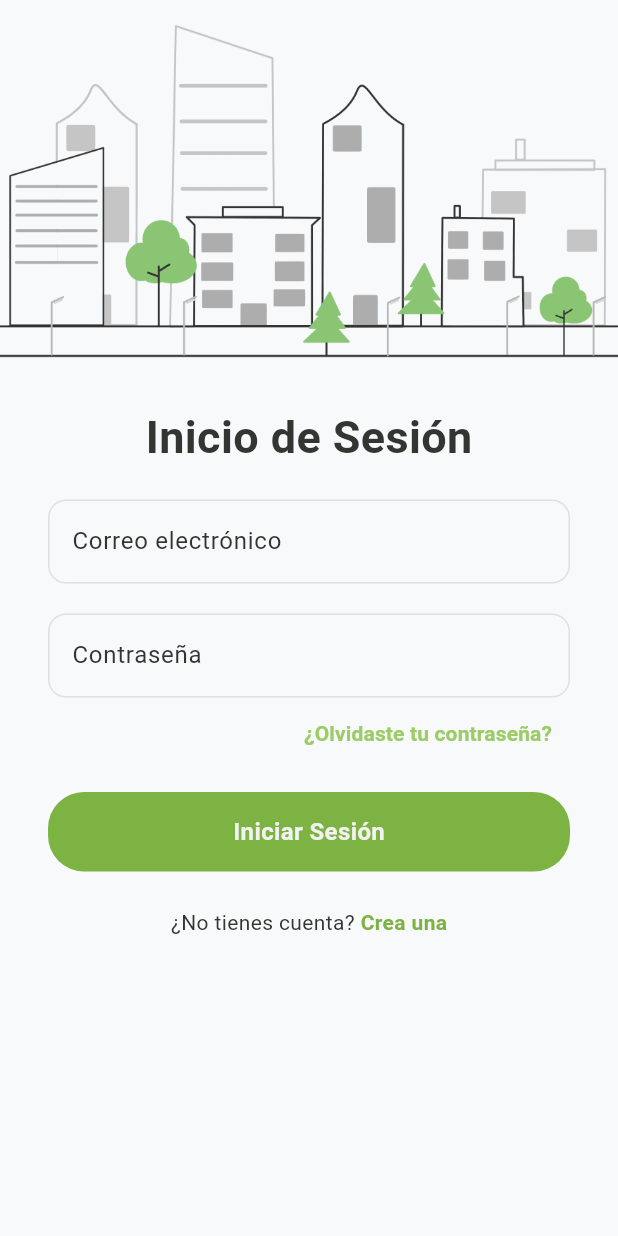
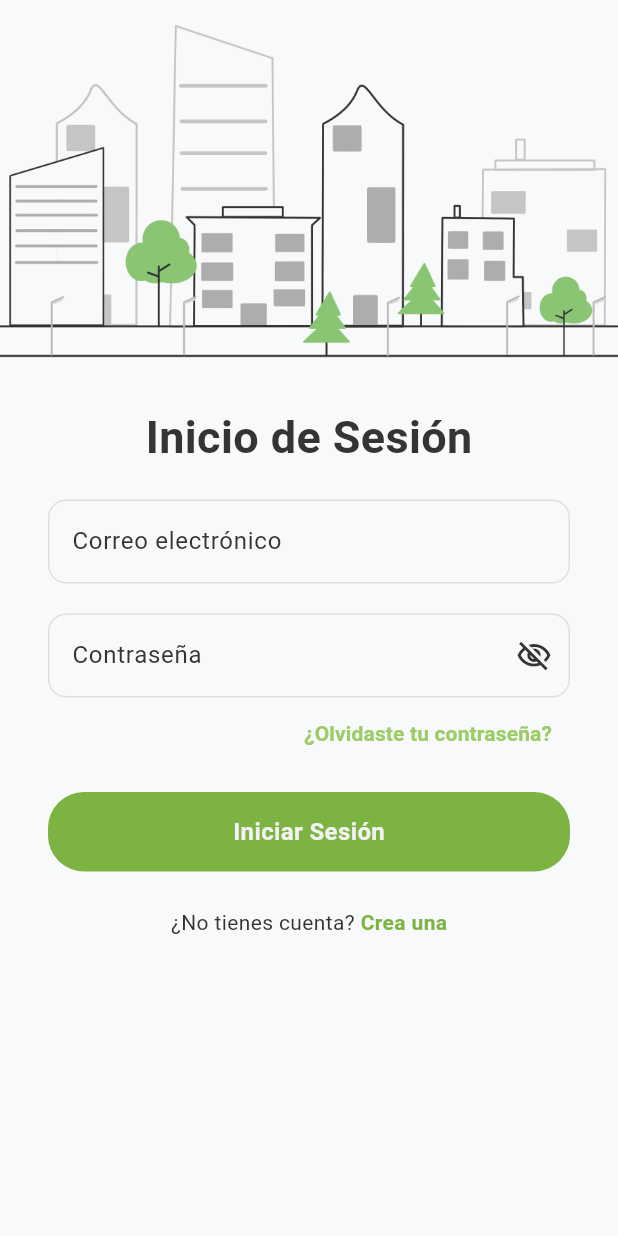
Before and after one commit to EcoDrive-App/Mobile-App, a Flutter app: the screen it shows after launch, on a phone screen of 412 x 824 dp. Run offline on Flutter 3.47's test engine with Material 3 defaults, Android fonts, the phone set to English and light mode, and no system bars; our stand-ins replace flutter_dotenv, flutter_secure_storage, geocoding, geolocator, google_maps_flutter, shared_preferences; missing offline and left inert: flutter_google_maps_webservices, flutter_polyline_points; accounts and stored records are empty.

Commit message:
add api login and signup

```diff
--- a/lib/pages/auth_wrapper.dart
+++ b/lib/pages/auth_wrapper.dart
@@ -11,15 +11,13 @@ class AuthWrapper extends StatelessWidget {
 
   @override
   Widget build(BuildContext context) {
-    var theme = Theme.of(context).colorScheme;
     final userProvider = Provider.of<UserProvider>(context);
 
     if (userProvider.isLoading) {
       return Scaffold(
-        body: Center(child:
-          Theme.of(context).platform == TargetPlatform.iOS
-            ? CupertinoActivityIndicator(radius: 16, animating: true, color: theme.primary,)
-            : CircularProgressIndicator(valueColor: AlwaysStoppedAnimation<Color>(theme.primary),),),
+        body: Center(
+          child:  CircularProgressIndicator.adaptive()
+        )
       );
     }
 
--- a/lib/pages/login_page.dart
+++ b/lib/pages/login_page.dart
@@ -1,5 +1,7 @@
 import 'package:flutter/material.dart';
+import 'package:mobile_app/api/auth.dart';
 import 'package:mobile_app/preferences/user_provider.dart';
+import 'package:mobile_app/types/user.dart';
 import 'package:provider/provider.dart';
 
 class LoginPage extends StatefulWidget {
@@ -12,16 +14,40 @@ class LoginPage extends StatefulWidget {
 class _LoginPageState extends State<LoginPage> {
   final _emailController = TextEditingController();
   final _passController = TextEditingController();
+  bool _hasError = false;
+  bool _obscurePassword = true;
 
   void _login() async {
-    final userProvider = Provider.of<UserProvider>(context, listen: false);
-    await userProvider.loginUser(
-      'Kevin',
-      _emailController.text
+    setState(() {
+      _hasError = false;
+    });
+
+    showDialog(
+      context: context,
+      barrierDismissible: false,
+      builder: (context) => const Center(
+        child: CircularProgressIndicator.adaptive(),
+      )
     );
 
+    final response = await AuthApi.login(_emailController.text, _passController.text);
+
     if (mounted) {
-      Navigator.pushReplacementNamed(context, '/routes');
+      Navigator.pop(context);
+
+      if (response != null) {
+        final user = User.fromMap(response);
+        final userProvider = Provider.of<UserProvider>(context, listen: false);
+        await userProvider.loginUser(user);
+
+        if (mounted) {
+          Navigator.pushReplacementNamed(context, '/routes');
+        }
+      } else {
+        setState(() {
+          _hasError = true;
+        });
+      }
     }
   }
 
@@ -81,6 +107,12 @@ class _LoginPageState extends State<LoginPage> {
                       border: OutlineInputBorder(
                         borderRadius: BorderRadius.circular(12),
                       ),
+                      enabledBorder: OutlineInputBorder(
+                        borderRadius: BorderRadius.circular(12),
+                        borderSide: BorderSide(
+                          color: _hasError ? Colors.red : theme.outline,
+                        ),
+                      ),
                     ),
                     keyboardType: TextInputType.emailAddress,
                     textInputAction: TextInputAction.next,
@@ -95,9 +127,38 @@ class _LoginPageState extends State<LoginPage> {
                       border: OutlineInputBorder(
                         borderRadius: BorderRadius.circular(12),
                       ),
+                      enabledBorder: OutlineInputBorder(
+                        borderRadius: BorderRadius.circular(12),
+                        borderSide: BorderSide(
+                          color: _hasError ? Colors.red : theme.outline,
+                        ),
+                      ),
+                      suffixIcon: IconButton(
+                        icon: Icon(
+                          _obscurePassword ? Icons.visibility_off_outlined : Icons.visibility_outlined,
+                          color: theme.onSurfaceVariant,
+                        ),
+                        onPressed: () {
+                          setState(() {
+                            _obscurePassword = !_obscurePassword;
+                          });
+                        },
+                      ),
                     ),
-                    keyboardType: TextInputType.emailAddress,
+                    obscureText: _obscurePassword,
                   ),
+
+                  if (_hasError)
+                    Align(
+                      alignment: Alignment.centerRight,
+                      child: Text(
+                        'Credenciales incorrectas',
+                        style: TextStyle(
+                          color: Colors.red,
+                          fontSize: 14,
+                        ),
+                      ),
+                    ),
 
                   Align(
                     alignment: Alignment.centerRight,
--- a/lib/pages/profile_page.dart
+++ b/lib/pages/profile_page.dart
@@ -136,7 +136,7 @@ class _ProfilePageState extends State<ProfilePage> {
                               Icon(Icons.star, color: theme.primary, size: 20),
                               const SizedBox(width: 8),
                               Text(
-                                "320 puntos",
+                                '${user?.points} puntos',
                                 style: TextStyle(
                                   fontSize: 16,
                                   color: theme.primary,
--- a/lib/types/user.dart
+++ b/lib/types/user.dart
@@ -1,11 +1,13 @@
 class User {
   final String name;
   final String email;
+  final double points;
   final bool isLoggedIn;
 
   User({
     required this.name,
     required this.email,
+    required this.points,
     required this.isLoggedIn,
   });
 
@@ -13,6 +15,7 @@ class User {
     return {
       'name': name,
       'email': email,
+      'points': points,
       'is_logged_in': isLoggedIn,
     };
   }
@@ -21,6 +24,7 @@ class User {
     return User(
       name: map['name'],
       email: map['email'] ?? '',
+      points: map['points'] ?? 0,
       isLoggedIn: map['is_logged_in'] ?? false,
     );
   }
--- a/pubspec.yaml
+++ b/pubspec.yaml
@@ -10,6 +10,8 @@ dependencies:
   flutter:
     sdk: flutter
   provider: ^6.1.5
+  http: ^1.4.0
+  flutter_secure_storage: ^9.2.4
   google_maps_flutter: ^2.12.1
   google_places_flutter: ^2.1.0
   flutter_polyline_points: ^2.1.0
```
Also changed, not shown: lib/api/auth.dart (added, +51 -0 lines), lib/pages/home_page.dart (+1 -10 lines), lib/pages/signup_page.dart (+79 -6 lines), lib/preferences/user_provider.dart (+8 -8 lines), lib/utils/token_storage.dart (added, +30 -0 lines), pubspec.lock, 5 other files.
